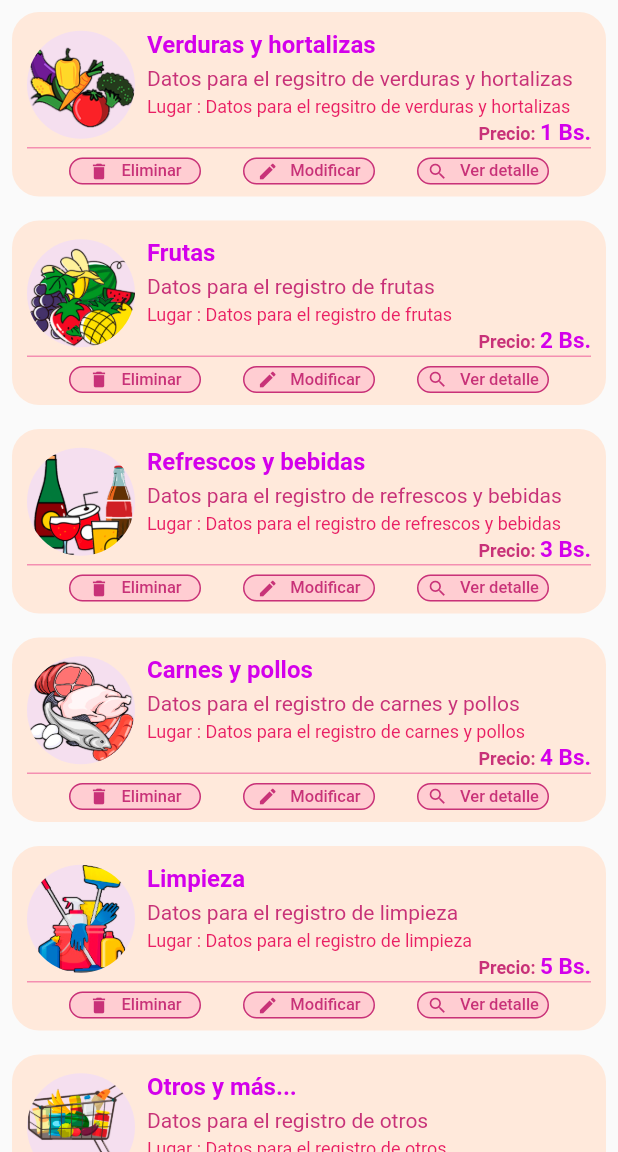
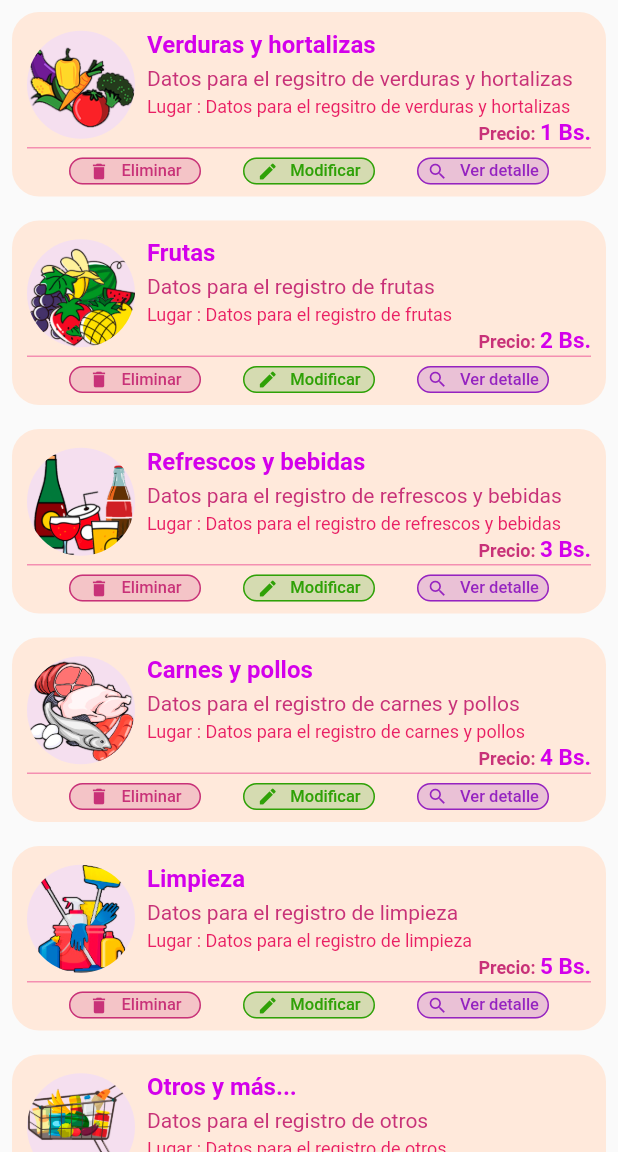
Before and after one commit to trujasra/eliMarket, a Flutter app: the ListaProductoPage screen opened directly with empty values, on a phone screen of 412 x 824 dp, the part 84-1236 px from its top. Run offline on Flutter 3.47's test engine with Material 2 defaults, Android fonts, the phone set to English and light mode, and no system bars; our stand-ins replace flutter_svg, google_fonts, sqflite; accounts and stored records are empty; project files that could hold a hidden picture were left out.

Commit message:
Se corrigio los botones de lista productos

```diff
--- a/lib/pantallas/lista_producto_page.dart
+++ b/lib/pantallas/lista_producto_page.dart
@@ -1,4 +1,3 @@
-import 'package:flutter/gestures.dart';
 import 'package:flutter/material.dart';
 import 'package:flutter_svg/flutter_svg.dart';
 import 'package:google_fonts/google_fonts.dart';
@@ -159,9 +158,11 @@ class ListaProductoPage extends StatelessWidget {
             Row(
               mainAxisAlignment: MainAxisAlignment.spaceEvenly,
               children: [
-                _botonDetalle(Icons.delete, "Eliminar"),
-                _botonDetalle(Icons.edit, "Modificar"),
-                _botonDetalle(Icons.search, "Ver detalle"),
+                _botonDetalle(Icons.delete, "Eliminar", kPrimaryDarkColor),
+                _botonDetalle(
+                    Icons.edit, "Modificar", Color.fromRGBO(47, 161, 7, 1)),
+                _botonDetalle(Icons.search, "Ver detalle",
+                    Color.fromRGBO(149, 35, 192, 1)),
               ],
             )
           ],
@@ -170,24 +171,24 @@ class ListaProductoPage extends StatelessWidget {
     );
   }
 
-  _botonDetalle(IconData icono, String titulo) {
+  _botonDetalle(IconData icono, String titulo, Color pColor) {
     return FlatButton.icon(
         height: 18.0,
         padding: EdgeInsets.zero,
         materialTapTargetSize: MaterialTapTargetSize.shrinkWrap,
-        color: kMenuColor2,
+        color: pColor.withOpacity(0.2),
         shape: RoundedRectangleBorder(
             borderRadius: BorderRadius.circular(18.0),
-            side: BorderSide(color: kPrimaryDarkColor)),
+            side: BorderSide(color: pColor)),
         onPressed: () {},
         icon: Icon(
           icono,
           size: 14.0,
-          color: kPrimaryDarkColor,
+          color: pColor,
         ),
         label: Text(
           titulo,
-          style: TextStyle(fontSize: 11.0, color: kPrimaryDarkColor),
+          style: TextStyle(fontSize: 11.0, color: pColor),
         ));
   }
 }
```
